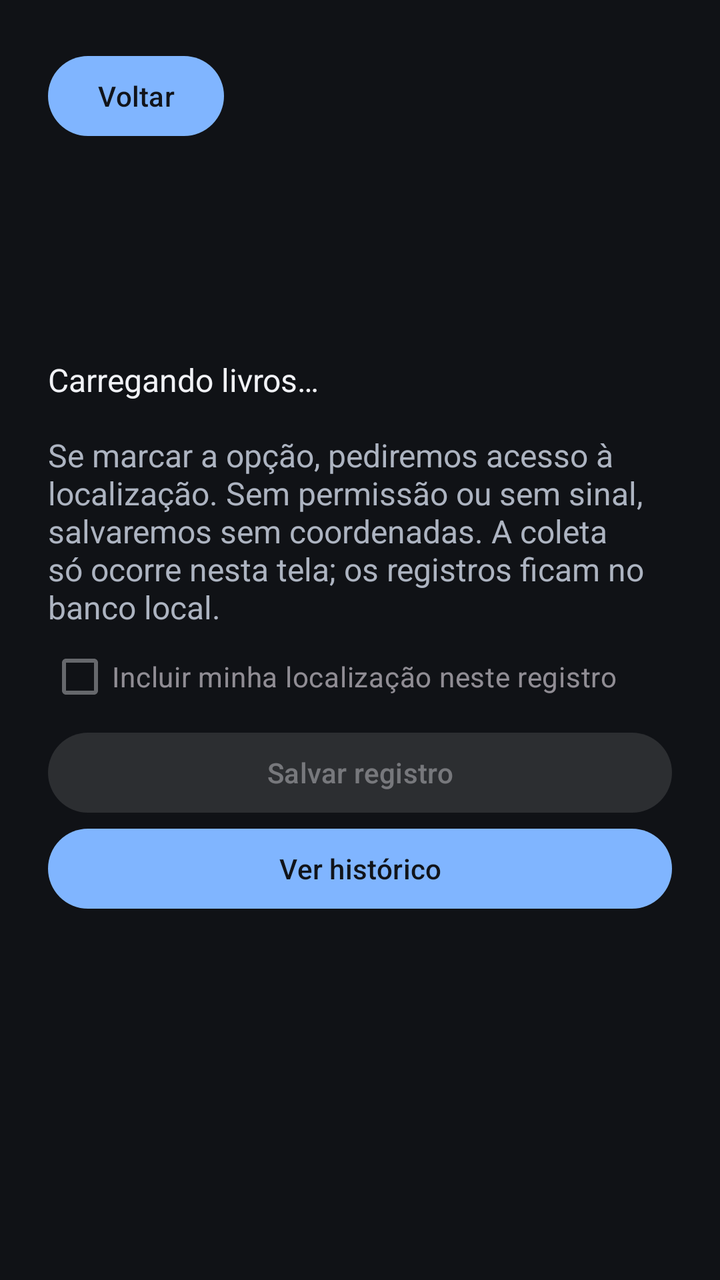
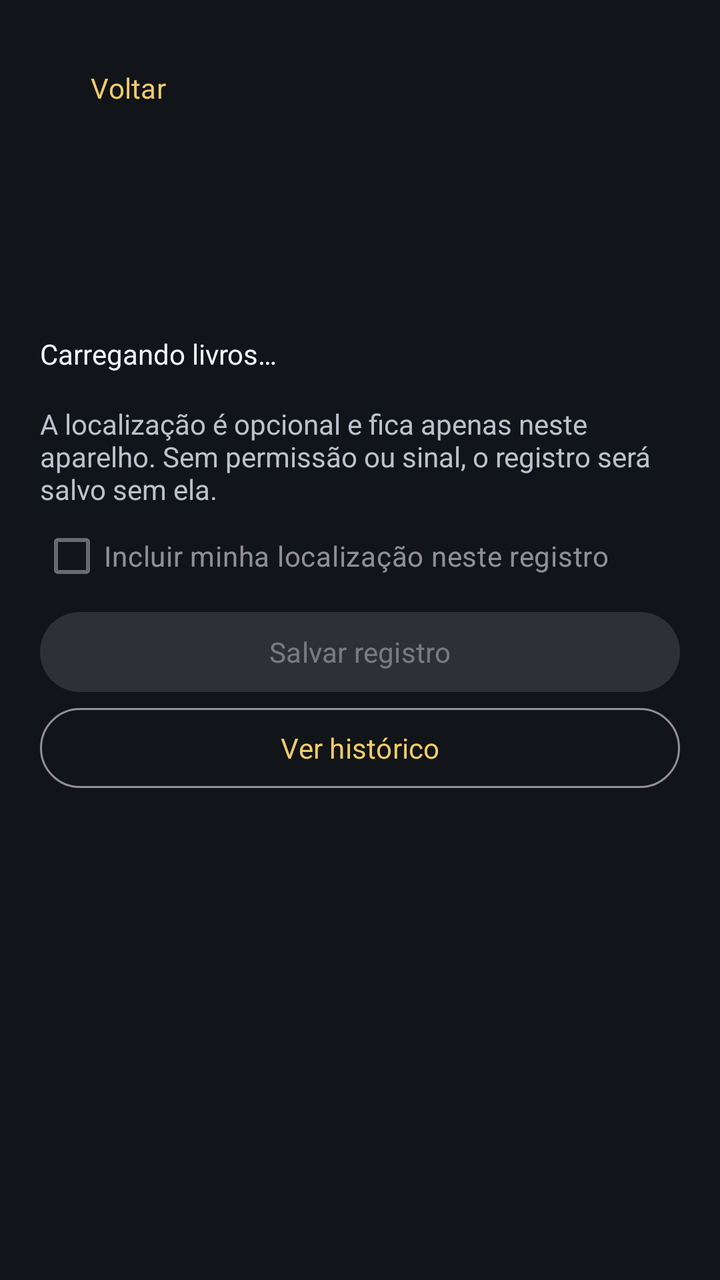

Before-and-after screenshots of an Android layout around one commit, followed by the original layout XML and the change that was made.
<!-- AndroidManifest.xml: application theme Theme.Projetofinal -->
<!-- res/layout/activity_salvar_historico.xml -->
<?xml version="1.0" encoding="utf-8"?>
<androidx.core.widget.NestedScrollView xmlns:android="http://schemas.android.com/apk/res/android"
    android:id="@+id/principal" android:layout_width="match_parent" android:layout_height="match_parent" android:fillViewport="true">
    <LinearLayout android:layout_width="match_parent" android:layout_height="wrap_content" android:orientation="vertical" android:padding="24dp">
<com.google.android.material.button.MaterialButton android:id="@+id/botao_voltar" android:layout_width="wrap_content" android:layout_height="wrap_content" android:text="@string/voltar" />
<TextView android:id="@+id/titulo_livro" android:layout_width="match_parent" android:layout_height="wrap_content" android:textSize="28sp" android:textColor="?attr/colorOnSurface" android:layout_marginTop="16dp" />
<TextView android:id="@+id/contexto_registro" android:layout_width="match_parent" android:layout_height="wrap_content" android:textSize="16sp" android:textColor="?attr/colorOnSurface" android:layout_marginTop="16dp" />
<TextView android:id="@+id/estado_registro" android:layout_width="match_parent" android:layout_height="wrap_content" android:text="@string/carregando_livros" android:textSize="16sp" android:textColor="?attr/colorOnSurface" android:layout_marginTop="16dp" android:accessibilityLiveRegion="polite" />
<TextView android:layout_width="match_parent" android:layout_height="wrap_content" android:text="@string/privacidade_localizacao" android:textSize="16sp" android:textColor="?attr/colorOnSurfaceVariant" android:layout_marginTop="16dp" />
<com.google.android.material.checkbox.MaterialCheckBox android:id="@+id/incluir_localizacao" android:layout_width="match_parent" android:layout_height="wrap_content" android:text="@string/incluir_localizacao" android:enabled="false" />
<com.google.android.material.button.MaterialButton android:id="@+id/botao_salvar_historico" android:layout_width="match_parent" android:layout_height="wrap_content" android:text="@string/salvar_registro" android:enabled="false" />
<com.google.android.material.button.MaterialButton android:id="@+id/botao_ver_historico" android:layout_width="match_parent" android:layout_height="wrap_content" android:text="@string/ver_historico" />
    </LinearLayout>
</androidx.core.widget.NestedScrollView>
<!-- resources referenced by this layout -->
<resources>
  <string name="carregando_livros">Carregando livros…</string>
  <string name="incluir_localizacao">Incluir minha localização neste registro</string>
  <string name="privacidade_localizacao">Se marcar a opção, pediremos acesso à localização. Sem permissão ou sem sinal, salvaremos sem coordenadas. A coleta só ocorre nesta tela; os registros ficam no banco local.</string>
  <string name="salvar_registro">Salvar registro</string>
  <string name="ver_historico">Ver histórico</string>
  <string name="voltar">Voltar</string>
  <style name="Theme.Projetofinal" parent="Base.Theme.Projetofinal" />
  <style name="Base.Theme.Projetofinal" parent="Theme.Material3.Dark.NoActionBar">
          <item name="colorPrimary">#80B5FF</item>
          <item name="colorOnPrimary">#11141A</item>
          <item name="colorSurface">#101216</item>
          <item name="colorOnSurface">#F1F2F6</item>
          <item name="colorSurfaceVariant">#1C2028</item>
          <item name="colorOnSurfaceVariant">#ADB4C1</item>
          <item name="colorOutlineVariant">#2C323D</item>
          <item name="colorSecondaryContainer">#24364D</item>
          <item name="colorOnSecondaryContainer">#80B5FF</item>
          <item name="android:windowBackground">?attr/colorSurface</item>
          <item name="android:windowLightStatusBar">false</item>
      </style>
</resources>

<!-- the commit's change to res/layout/activity_salvar_historico.xml (unified diff, before → after) -->
@@ -1,14 +1,14 @@
 <?xml version="1.0" encoding="utf-8"?>
 <androidx.core.widget.NestedScrollView xmlns:android="http://schemas.android.com/apk/res/android"
     android:id="@+id/principal" android:layout_width="match_parent" android:layout_height="match_parent" android:fillViewport="true">
-    <LinearLayout android:layout_width="match_parent" android:layout_height="wrap_content" android:orientation="vertical" android:padding="24dp">
-<com.google.android.material.button.MaterialButton android:id="@+id/botao_voltar" android:layout_width="wrap_content" android:layout_height="wrap_content" android:text="@string/voltar" />
-<TextView android:id="@+id/titulo_livro" android:layout_width="match_parent" android:layout_height="wrap_content" android:textSize="28sp" android:textColor="?attr/colorOnSurface" android:layout_marginTop="16dp" />
-<TextView android:id="@+id/contexto_registro" android:layout_width="match_parent" android:layout_height="wrap_content" android:textSize="16sp" android:textColor="?attr/colorOnSurface" android:layout_marginTop="16dp" />
-<TextView android:id="@+id/estado_registro" android:layout_width="match_parent" android:layout_height="wrap_content" android:text="@string/carregando_livros" android:textSize="16sp" android:textColor="?attr/colorOnSurface" android:layout_marginTop="16dp" android:accessibilityLiveRegion="polite" />
-<TextView android:layout_width="match_parent" android:layout_height="wrap_content" android:text="@string/privacidade_localizacao" android:textSize="16sp" android:textColor="?attr/colorOnSurfaceVariant" android:layout_marginTop="16dp" />
+    <LinearLayout android:layout_width="match_parent" android:layout_height="wrap_content" android:orientation="vertical" android:padding="20dp">
+<com.google.android.material.button.MaterialButton android:id="@+id/botao_voltar" android:layout_width="wrap_content" android:layout_height="wrap_content" android:text="@string/voltar" style="@style/Widget.Material3.Button.TextButton" />
+<TextView android:id="@+id/titulo_livro" android:layout_width="match_parent" android:layout_height="wrap_content" android:textSize="24sp" android:fontFamily="sans-serif-medium" android:textColor="?attr/colorOnSurface" android:layout_marginTop="16dp" />
+<TextView android:id="@+id/contexto_registro" android:layout_width="match_parent" android:layout_height="wrap_content" android:textSize="14sp" android:textColor="?attr/colorOnSurface" android:layout_marginTop="16dp" />
+<TextView android:id="@+id/estado_registro" android:layout_width="match_parent" android:layout_height="wrap_content" android:text="@string/carregando_livros" android:textSize="14sp" android:textColor="?attr/colorOnSurface" android:layout_marginTop="16dp" android:accessibilityLiveRegion="polite" />
+<TextView android:layout_width="match_parent" android:layout_height="wrap_content" android:text="@string/privacidade_localizacao" android:textSize="14sp" android:textColor="?attr/colorOnSurfaceVariant" android:layout_marginTop="16dp" />
 <com.google.android.material.checkbox.MaterialCheckBox android:id="@+id/incluir_localizacao" android:layout_width="match_parent" android:layout_height="wrap_content" android:text="@string/incluir_localizacao" android:enabled="false" />
 <com.google.android.material.button.MaterialButton android:id="@+id/botao_salvar_historico" android:layout_width="match_parent" android:layout_height="wrap_content" android:text="@string/salvar_registro" android:enabled="false" />
-<com.google.android.material.button.MaterialButton android:id="@+id/botao_ver_historico" android:layout_width="match_parent" android:layout_height="wrap_content" android:text="@string/ver_historico" />
+<com.google.android.material.button.MaterialButton android:id="@+id/botao_ver_historico" android:layout_width="match_parent" android:layout_height="wrap_content" android:text="@string/ver_historico" style="@style/Widget.Material3.Button.OutlinedButton" />
     </LinearLayout>
 </androidx.core.widget.NestedScrollView>
<!-- resource entries referenced after the edit -->
@@ -2,21 +2,23 @@
 <resources>
   <string name="carregando_livros">Carregando livros…</string>
   <string name="incluir_localizacao">Incluir minha localização neste registro</string>
-  <string name="privacidade_localizacao">Se marcar a opção, pediremos acesso à localização. Sem permissão ou sem sinal, salvaremos sem coordenadas. A coleta só ocorre nesta tela; os registros ficam no banco local.</string>
+  <string name="privacidade_localizacao">A localização é opcional e fica apenas neste aparelho. Sem permissão ou sinal, o registro será salvo sem ela.</string>
   <string name="salvar_registro">Salvar registro</string>
   <string name="ver_historico">Ver histórico</string>
   <string name="voltar">Voltar</string>
   <style name="Theme.Projetofinal" parent="Base.Theme.Projetofinal" />
   <style name="Base.Theme.Projetofinal" parent="Theme.Material3.Dark.NoActionBar">
-          <item name="colorPrimary">#80B5FF</item>
-          <item name="colorOnPrimary">#11141A</item>
-          <item name="colorSurface">#101216</item>
-          <item name="colorOnSurface">#F1F2F6</item>
-          <item name="colorSurfaceVariant">#1C2028</item>
-          <item name="colorOnSurfaceVariant">#ADB4C1</item>
-          <item name="colorOutlineVariant">#2C323D</item>
-          <item name="colorSecondaryContainer">#24364D</item>
-          <item name="colorOnSecondaryContainer">#80B5FF</item>
+          <item name="colorPrimary">#F1CC68</item>
+          <item name="colorOnPrimary">#111418</item>
+          <item name="colorSurface">#111418</item>
+          <item name="colorOnSurface">#F5F6F8</item>
+          <item name="colorSurfaceVariant">#1C2026</item>
+          <item name="colorOnSurfaceVariant">#BCC2CC</item>
+          <item name="colorOutlineVariant">#353B44</item>
+          <item name="colorSecondaryContainer">#3B3320</item>
+          <item name="colorOnSecondaryContainer">#F1CC68</item>
+          <item name="android:fontFamily">sans-serif</item>
+          <item name="fontFamily">sans-serif</item>
           <item name="android:windowBackground">?attr/colorSurface</item>
           <item name="android:windowLightStatusBar">false</item>
       </style>
